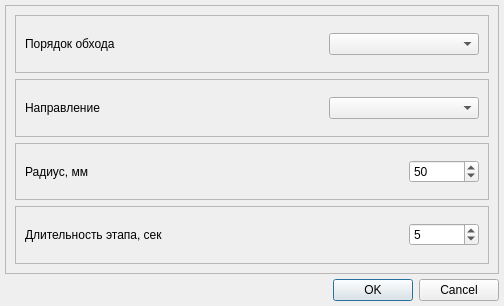
Above: metodics/dynamic_tests/octaedron/octaedronparamsdialog.ui from grigp/a-analyser before the change. Below: the same form after it.
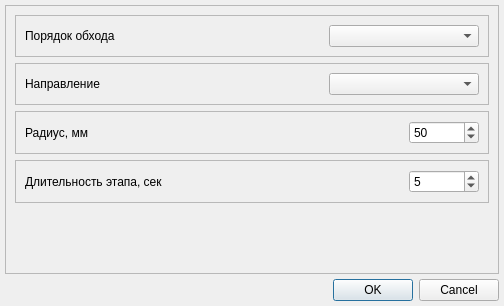
That is the form after the change.

Commit message: Доделано окно параметров тренажера "Октаэдр"

Patch:
```diff
--- a/metodics/dynamic_tests/octaedron/octaedronparamsdialog.ui
+++ b/metodics/dynamic_tests/octaedron/octaedronparamsdialog.ui
@@ -230,6 +230,19 @@
         </layout>
        </widget>
       </item>
+      <item>
+       <spacer name="verticalSpacer">
+        <property name="orientation">
+         <enum>Qt::Vertical</enum>
+        </property>
+        <property name="sizeHint" stdset="0">
+         <size>
+          <width>20</width>
+          <height>40</height>
+         </size>
+        </property>
+       </spacer>
+      </item>
      </layout>
     </widget>
    </item>
```
The commit also changes 2 other files.
